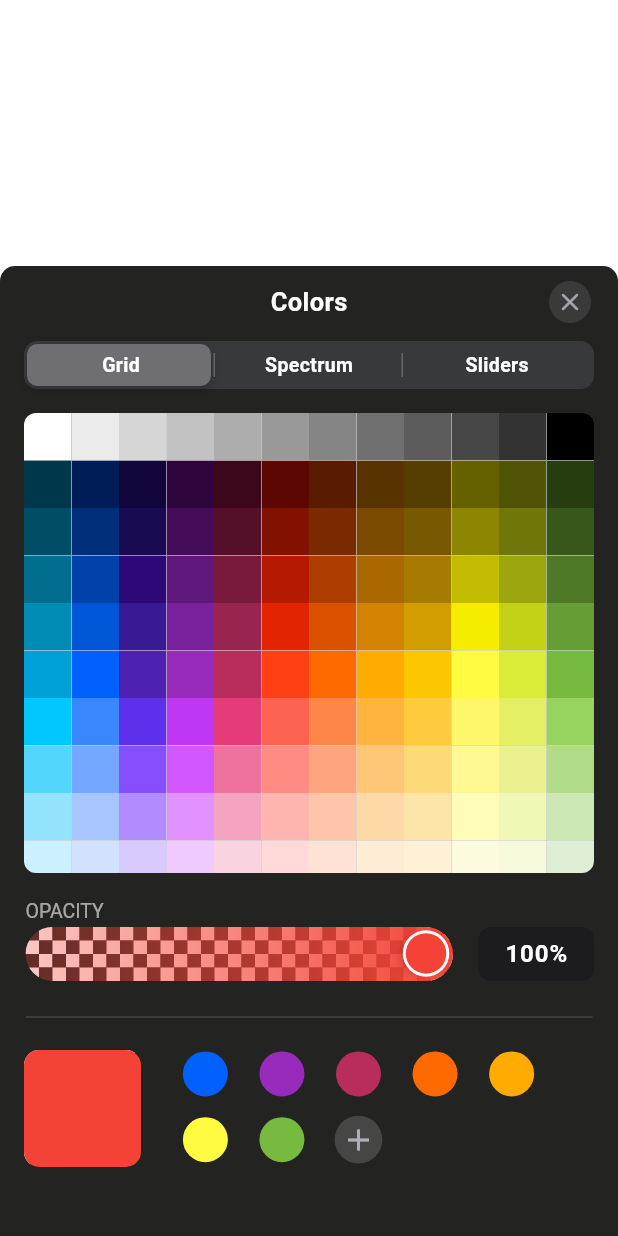
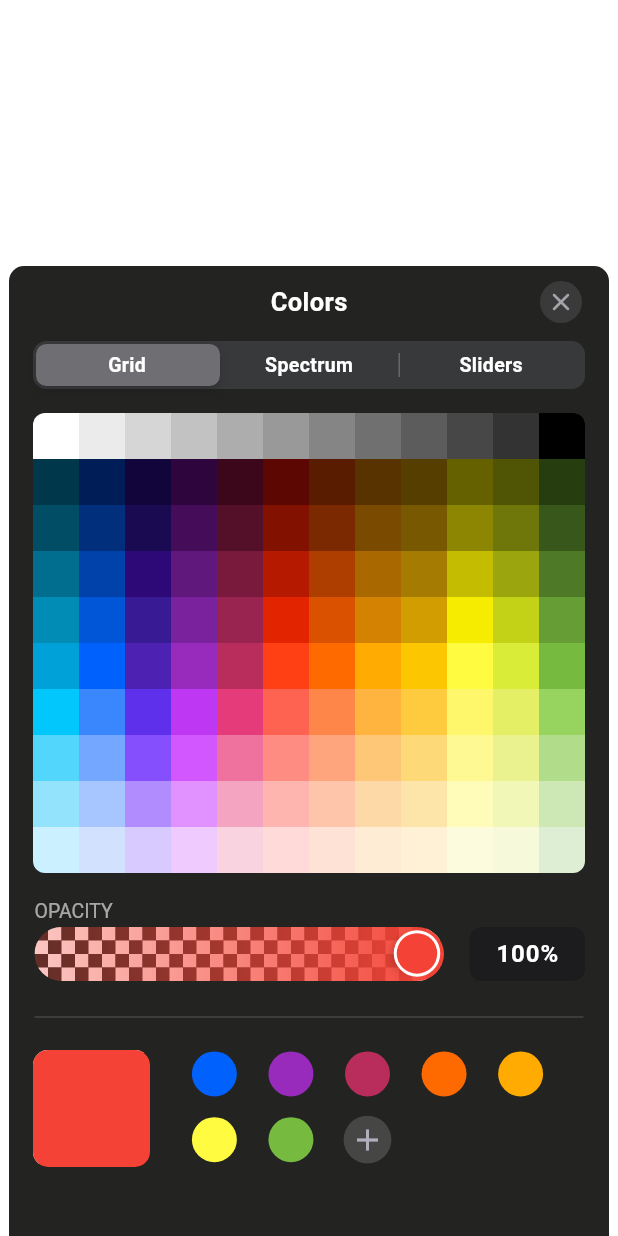
Before and after one commit to mokhselim/ios_color_picker, a Flutter app: the screen it shows after launch, after a tap on "SelectColor", on a phone screen of 412 x 824 dp. Run offline on Flutter 3.47's test engine with Material 3 defaults, Android fonts, the phone set to English and light mode, and no system bars; our stand-ins replace shared_preferences, smooth_page_indicator; missing offline and left inert: super_tooltip.

Commit message:
max-width-fix

```diff
--- a/lib/ios_color_picker/ios_color_picker.dart
+++ b/lib/ios_color_picker/ios_color_picker.dart
@@ -48,7 +48,7 @@ class _IosColorPickerState extends State<IosColorPicker> {
           ),
         ),
         Container(
-          width: double.infinity,
+          width: maxWidth(context),
           height: 340 + componentsHeight(context),
           decoration: const BoxDecoration(
             color: backgroundColor,
--- a/lib/ios_color_picker/pickers_selector_row.dart
+++ b/lib/ios_color_picker/pickers_selector_row.dart
@@ -79,7 +79,7 @@ class _PickersSelectorRowState extends State<PickersSelectorRow> {
                         : Alignment.centerRight,
                 duration: const Duration(milliseconds: 200),
                 child: Container(
-                  width: ((400 - 32) / 3),
+                  width: ((maxWidth(context) - 32) / 3),
                   alignment: Alignment.center,
                   decoration: BoxDecoration(
                       color: selectedSliderColor,
```
Also changed, not shown: example/pubspec.lock.
